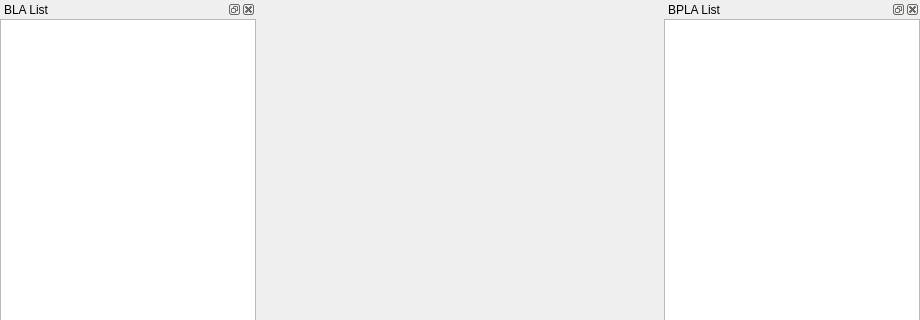
Old version of the form src/ARM_OD_viewCore/MapTabWidget.ui in the repository nevaeh82/arm_od; both pictures show x 0 to 920 and y 0 to 320 of the 920 by 618 pixel window.
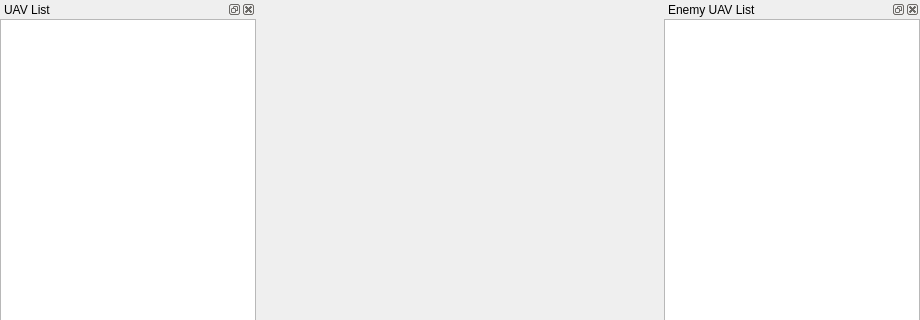
New version of the form. Custom widgets are drawn as their Qt base class.

```diff
--- a/src/ARM_OD_viewCore/MapTabWidget.ui
+++ b/src/ARM_OD_viewCore/MapTabWidget.ui
@@ -32,7 +32,7 @@
    <item row="0" column="0" rowspan="2">
     <widget class="QDockWidget" name="blaDockWidget">
      <property name="windowTitle">
-      <string>BLA List</string>
+      <string>UAV List</string>
      </property>
      <widget class="QWidget" name="dockWidgetContents">
       <layout class="QHBoxLayout" name="horizontalLayout">
@@ -61,7 +61,7 @@
    <item row="0" column="2" rowspan="2">
     <widget class="QDockWidget" name="bplaDockWidget">
      <property name="windowTitle">
-      <string>BPLA List</string>
+      <string>Enemy UAV List</string>
      </property>
      <widget class="QWidget" name="dockWidgetContents_3">
       <layout class="QHBoxLayout" name="horizontalLayout_2">
```
